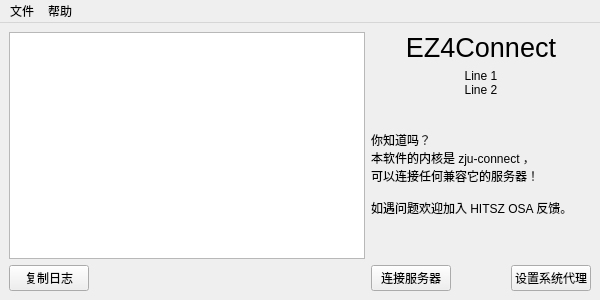
Old version of the form mainwindow.ui in the repository chenx-dust/EZ4Connect.
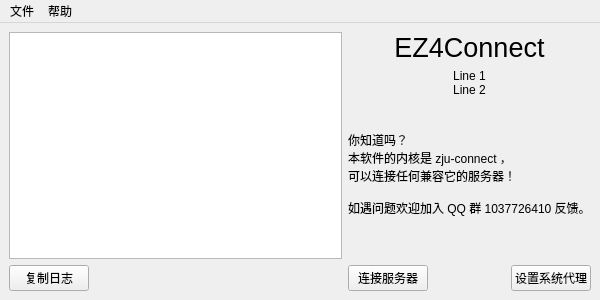
New version of the form.

Patch:
```diff
--- a/mainwindow.ui
+++ b/mainwindow.ui
@@ -118,7 +118,7 @@
 本软件的内核是 zju-connect ，
 可以连接任何兼容它的服务器！
 
-如遇问题欢迎加入 HITSZ OSA 反馈。</string>
+如遇问题欢迎加入 QQ 群 1037726410 反馈。</string>
       </property>
      </widget>
     </item>
```
